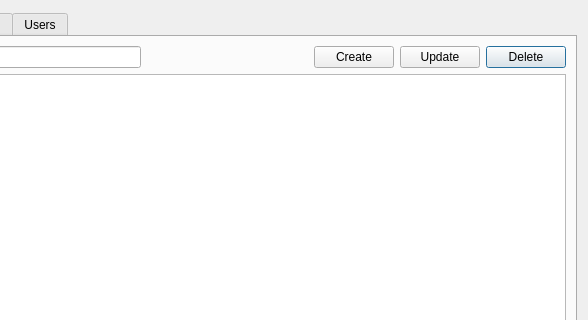
Giswater/giswater_qgis_plugin, file core/ui/toolbars/cm/resources_management.ui: the form before one commit; both pictures show x 157 to 745 and y 0 to 320 of the 745 by 428 pixel window.
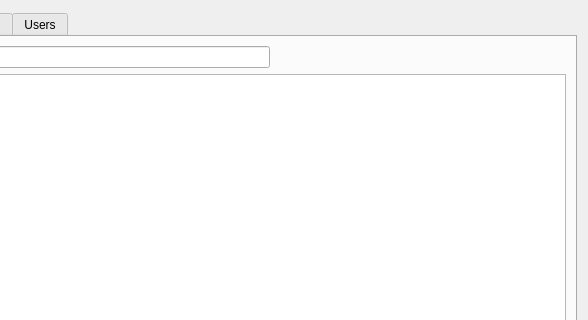
The form after the commit.

Commit message: feat(cm): remove no need btn in dialog create, tab in lot dialog no visible, refactor organization logic clean all to remove btns and related code in bd and python

Diff of the .ui file:
```diff
--- a/core/ui/toolbars/cm/resources_management.ui
+++ b/core/ui/toolbars/cm/resources_management.ui
@@ -37,10 +37,10 @@
            <property name="topMargin">
             <number>0</number>
            </property>
-           <item row="0" column="5">
-            <widget class="QPushButton" name="btn_organi_delete">
+           <item row="0" column="0">
+            <widget class="QLabel" name="label">
              <property name="text">
-              <string>Delete</string>
+              <string>Filtrar por nombre: </string>
              </property>
             </widget>
            </item>
@@ -57,30 +57,9 @@
              </property>
             </spacer>
            </item>
-           <item row="0" column="3">
-            <widget class="QPushButton" name="btn_organi_create">
-             <property name="text">
-              <string>Create</string>
-             </property>
-            </widget>
-           </item>
-           <item row="0" column="4">
-            <widget class="QPushButton" name="btn_organi_update">
-             <property name="text">
-              <string>Update</string>
-             </property>
-            </widget>
-           </item>
            <item row="0" column="1">
             <widget class="QLineEdit" name="txt_orgname"/>
            </item>
-           <item row="0" column="0">
-            <widget class="QLabel" name="label">
-             <property name="text">
-              <string>Filtrar por nombre: </string>
-             </property>
-            </widget>
-           </item>
           </layout>
          </item>
          <item row="1" column="0">
```
The commit also changes 5 other files.
